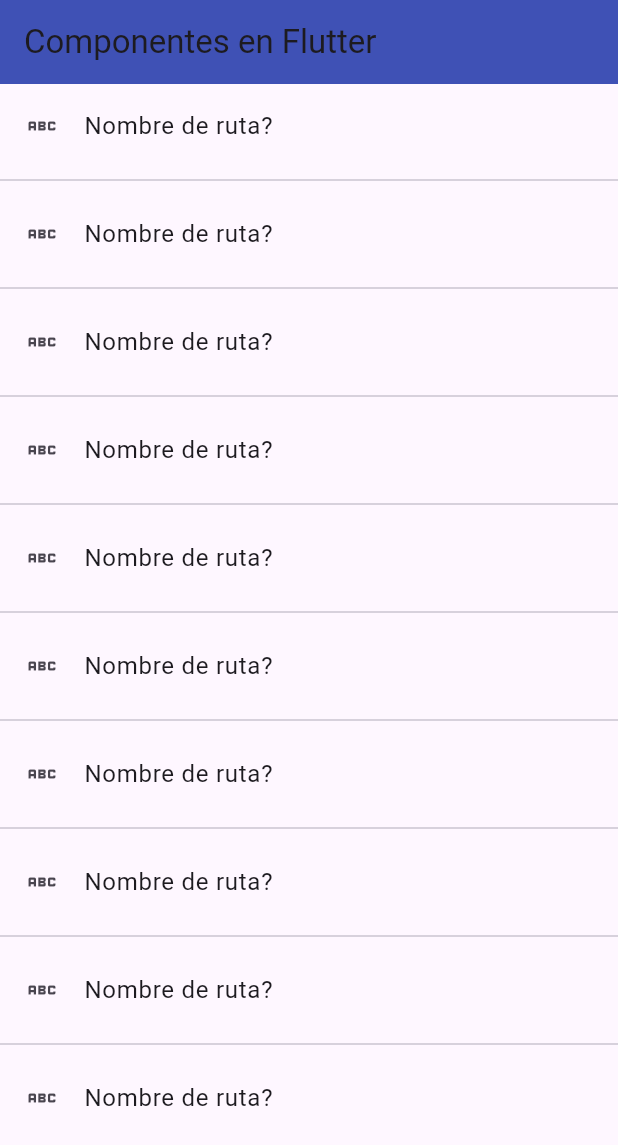
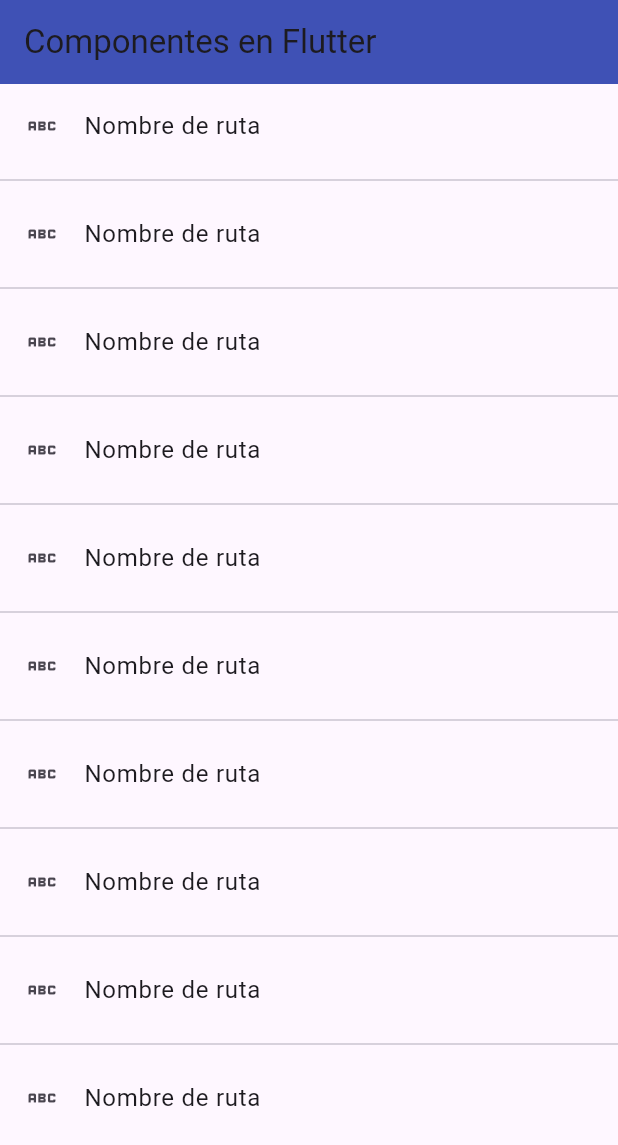
Before and after one commit to vthewolf/flutter_components, a Flutter app: the screen it shows after launch, on a phone screen of 412 x 824 dp. Shown: the top 1145 px of the screen. Run offline on Flutter 3.47's test engine with Material 3 defaults, Android fonts, the phone set to English and light mode, and no system bars.

Commit message:
Avanzando con el curso

```diff
--- a/lib/main.dart
+++ b/lib/main.dart
@@ -1,4 +1,5 @@
 import 'package:flutter/material.dart';
+import 'package:flutter_components/router/app_routes.dart';
 
 import 'screens/screens.dart';
 
@@ -10,16 +11,15 @@
   @override
   Widget build(BuildContext context) {
     return MaterialApp(
-        debugShowCheckedModeBanner: false,
-        title: 'Material App',
-        //home: CardScreen(),
-        initialRoute: 'home',
-        routes: {
-          'home': (context) => HomeScreen(),
-          'listview1': (context) => ListView1Screen(),
-          'listview2': (context) => ListView2Screen(),
-          'alert': (context) => AlertScreen(),
-          'card': (context) => CardScreen()
-          });
+      debugShowCheckedModeBanner: false,
+      title: 'Material App',
+      initialRoute: AppRoutes.initialRoute,
+      routes: AppRoutes.routes,
+      onGenerateRoute: (settings) {
+        return MaterialPageRoute(
+          builder: (context) => const AlertScreen(),
+        );
+      },
+    );
   }
 }
--- /dev/null
+++ b/lib/models/menu_option.dart
@@ -0,0 +1,15 @@
+import 'package:flutter/material.dart';
+
+class MenuOption {
+  final String route;
+  final IconData icon;
+  final String name;
+  final Widget screen;
+
+  MenuOption({
+    required this.route,
+    required this.icon,
+    required this.name,
+    required this.screen
+  });
+}
--- /dev/null
+++ b/lib/models/models.dart
@@ -0,0 +1,3 @@
+
+
+export 'package:flutter_components/models/menu_option.dart';
--- /dev/null
+++ b/lib/router/app_routes.dart
@@ -0,0 +1,20 @@
+import 'package:flutter/material.dart';
+import 'package:flutter_components/screens/screens.dart';
+
+import '../models/models.dart';
+
+class AppRoutes {
+  static const initialRoute = 'home';
+
+  static final menuOptions = <MenuOption> [
+
+  ];
+
+  static Map<String, Widget Function(BuildContext)> routes = {
+    'home': (context) => HomeScreen(),
+    'listview1': (context) => ListView1Screen(),
+    'listview2': (context) => ListView2Screen(),
+    'alert': (context) => AlertScreen(),
+    'card': (context) => CardScreen()
+  };
+}
--- a/lib/screens/home_screen.dart
+++ b/lib/screens/home_screen.dart
@@ -12,10 +12,14 @@
         ),
         body: ListView.separated(
             itemBuilder: (context, index) => ListTile(
-                  title: Text('Nombre de ruta?'),
+                  title: Text('Nombre de ruta'),
                   leading: Icon(Icons.abc_outlined),
                   onTap: () {
+                    // final route = MaterialPageRoute(
+                    //     builder: (context) => ListView1Screen());
+                    // Navigator.push(context, route);
 
+                    Navigator.pushNamed(context, 'card');
                   },
                 ),
             separatorBuilder: (_, __) => const Divider(),
--- a/lib/screens/listview2_screen.dart
+++ b/lib/screens/listview2_screen.dart
@@ -21,8 +21,6 @@
             title: Text(options[i]),
             trailing: const Icon(Icons.arrow_forward_ios_outlined, color: Colors.indigo,),
             onTap: () {
-              final game = options[i];
-              print(game);
              },
           ),
           separatorBuilder: (_, __) => Divider(),
```
